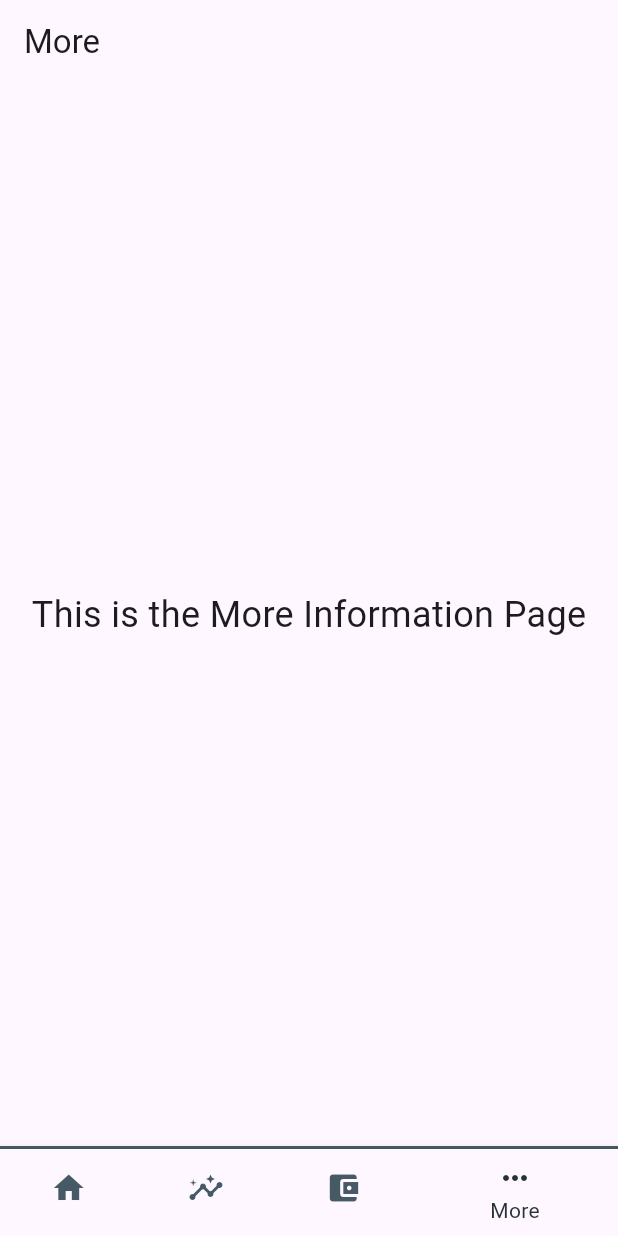
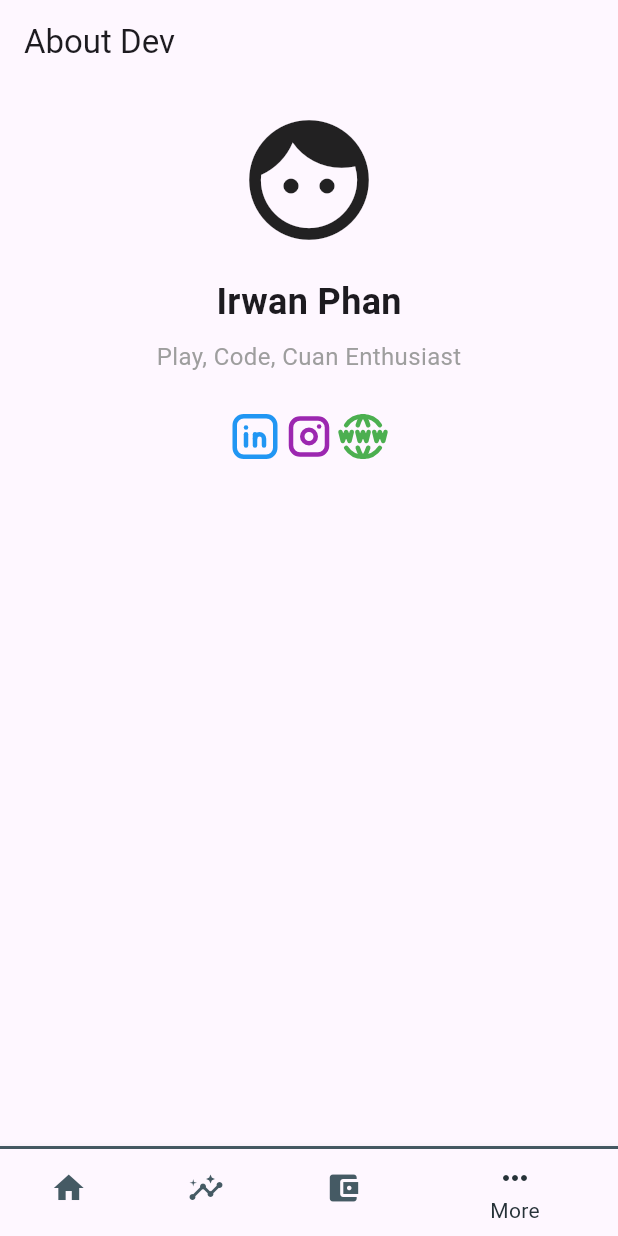
Before and after one commit to irwanphan/simple-cash-tracker, a Flutter app: the screen it shows after launch, item 4 of the bottom bar chosen, on a phone screen of 412 x 824 dp. Run offline on Flutter 3.47's test engine with Material 3 defaults, Android fonts, the phone set to English and light mode, and no system bars; our stand-ins replace fl_chart, flutter_tabler_icons.

Commit message:
created About page

```diff
--- a/lib/pages/more_page.dart
+++ b/lib/pages/more_page.dart
@@ -1,16 +1,72 @@
 import 'package:flutter/material.dart';
+import 'package:url_launcher/url_launcher.dart';
+import 'package:flutter_tabler_icons/flutter_tabler_icons.dart';
 
 class MorePage extends StatelessWidget {
   const MorePage({super.key});
 
+  void _launchURL(String url) async {
+    final Uri uri = Uri.parse(url);
+    if (await canLaunchUrl(uri)) {
+      await launchUrl(uri, mode: LaunchMode.externalApplication);
+    } else {
+      throw 'Could not launch $url';
+    }
+  }
+
   @override
   Widget build(BuildContext context) {
     return Scaffold(
-      appBar: AppBar(title: const Text('More')),
-      body: Center(
-        child: const Text(
-          'This is the More Information Page',
-          style: TextStyle(fontSize: 24),
+      appBar: AppBar(title: const Text('About Dev')),
+      body: Padding(
+        padding: const EdgeInsets.all(16.0),
+        child: Column(
+          crossAxisAlignment: CrossAxisAlignment.center,
+          children: [
+            const Icon(
+              Icons.face,
+              size: 96,
+            ),
+            const SizedBox(height: 16),
+            const Text(
+              'Irwan Phan',
+              style: TextStyle(fontSize: 24, fontWeight: FontWeight.bold),
+            ),
+            const SizedBox(height: 8),
+            const Text(
+              'Play, Code, Cuan Enthusiast',
+              style: TextStyle(fontSize: 16, color: Colors.grey),
+            ),
+            const SizedBox(height: 24),
+            Row(mainAxisAlignment: MainAxisAlignment.center, children: [
+              InkWell(
+                onTap: () => _launchURL('https://linkedin.com/in/irwanphan'),
+                child: Icon(
+                  TablerIcons.brand_linkedin,
+                  color: Colors.blue,
+                  size: 36,
+                ),
+              ),
+              const SizedBox(height: 16),
+              InkWell(
+                onTap: () => _launchURL('https://instagram.com/irwanphan'),
+                child: Icon(
+                  TablerIcons.brand_instagram,
+                  color: Colors.purple,
+                  size: 36,
+                ),
+              ),
+              const SizedBox(height: 16),
+              InkWell(
+                onTap: () => _launchURL('https://irwanphan.github.io'),
+                child: Icon(
+                  TablerIcons.world_www,
+                  color: Colors.green,
+                  size: 36,
+                ),
+              ),
+            ])
+          ],
         ),
       ),
     );
--- a/lib/widgets/bottom_navigation_bar.dart
+++ b/lib/widgets/bottom_navigation_bar.dart
@@ -7,7 +7,7 @@ Widget buildBottomNavigationBar() {
       BottomNavigationBarItem(icon: Icon(Icons.insights), label: 'Insights'),
       BottomNavigationBarItem(
           icon: Icon(Icons.account_balance_wallet), label: 'Wallet'),
-      BottomNavigationBarItem(icon: Icon(Icons.more_horiz), label: 'More'),
+      BottomNavigationBarItem(icon: Icon(Icons.face), label: 'About'),
     ],
     fixedColor: Colors.blueGrey[900],
   );
--- a/pubspec.yaml
+++ b/pubspec.yaml
@@ -33,6 +33,9 @@ dependencies:
   fl_chart: ^0.69.0
   provider: ^6.1.2
   animated_notch_bottom_bar: ^1.0.0
+  url_launcher: ^6.3.1
+  flutter_tabler_icons: ^1.43.0
+
   # The following adds the Cupertino Icons font to your application.
   # Use with the CupertinoIcons class for iOS style icons.
 
```
Also changed, not shown: pubspec.lock, 11 other files.
